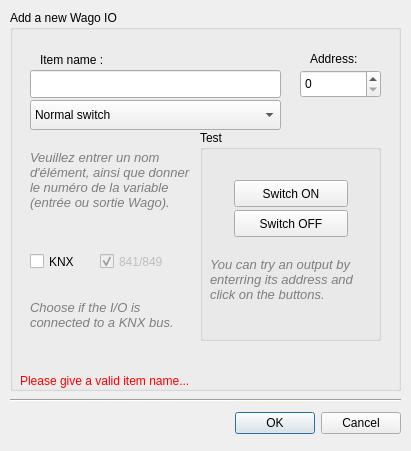
This is data/DialogNewWago.ui in calaos/calaos_installer as Qt 5 draws it before an edit. The edited form follows.
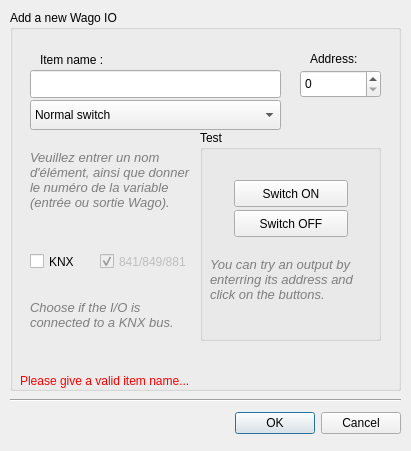
This is the edited form. Icons and pictures are not drawn.

```diff
--- a/data/DialogNewWago.ui
+++ b/data/DialogNewWago.ui
@@ -689,7 +689,7 @@
      </rect>
     </property>
     <property name="text">
-     <string>841/849</string>
+     <string>841/849/881</string>
     </property>
     <property name="checked">
      <bool>true</bool>
```
